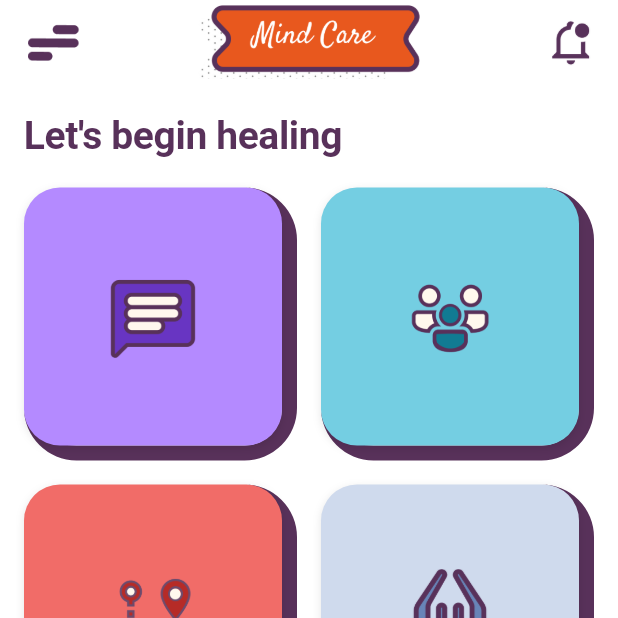
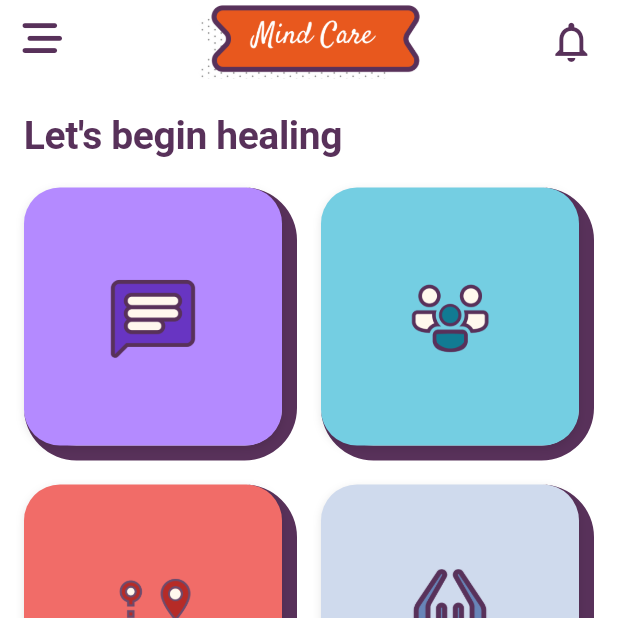
Before and after one commit to HarmonyHackers/MindCare-Flutter, a Flutter app: the screen it shows after launch, on a phone screen of 412 x 824 dp, the top half of it. Run offline on Flutter 3.47's test engine with Material 3 defaults, Android fonts, the light colour scheme and no system bars; our stand-ins replace flutter_markdown, font_awesome_flutter, google_fonts, responsive_sizer; Roboto replaces fonts that are missing (Kodchasan).

Commit message:
added luncher icon and change menu and notification icons

```diff
--- a/lib/widgets/app_bar.dart
+++ b/lib/widgets/app_bar.dart
@@ -1,6 +1,7 @@
 import 'package:flutter/material.dart';
+import 'package:font_awesome_flutter/font_awesome_flutter.dart';
+import 'package:mind_care/config/colors.dart';
 import 'package:responsive_sizer/responsive_sizer.dart';
-
 import '../screens/notification_screen.dart';
 
 class CustomAppBar extends StatelessWidget implements PreferredSizeWidget {
@@ -18,10 +19,11 @@ class CustomAppBar extends StatelessWidget implements PreferredSizeWidget {
       leading: GestureDetector(
         onTap: () {},
         child: Padding(
-          padding: const EdgeInsets.only(left: 15),
-          child: Image.asset(
-            "assets/images/menu.png",
-            height: 4.h,
+          padding: const EdgeInsets.only(left: 15, top: 12),
+          child: FaIcon(
+            FontAwesomeIcons.barsStaggered,
+            size: 3.2.h,
+            color: AppColors.primary,
           ),
         ),
       ),
@@ -42,9 +44,10 @@ class CustomAppBar extends StatelessWidget implements PreferredSizeWidget {
           },
           child: Padding(
             padding: const EdgeInsets.only(right: 15),
-            child: Image.asset(
-              "assets/images/bell-notification-outline.png",
-              height: 4.h,
+            child: Icon(
+              Icons.notifications_outlined,
+              color: AppColors.primary,
+              size: 3.9.h,
             ),
           ),
         ),
```
Also changed, not shown: lib/screens/notification_screen.dart (+6 -3 lines), pubspec.yaml (+15 -0 lines), assets/images/bell-notification-outline.png (deleted), assets/images/launch_icon.png (added), assets/images/menu.png (deleted), pubspec.lock, 44 other files.
